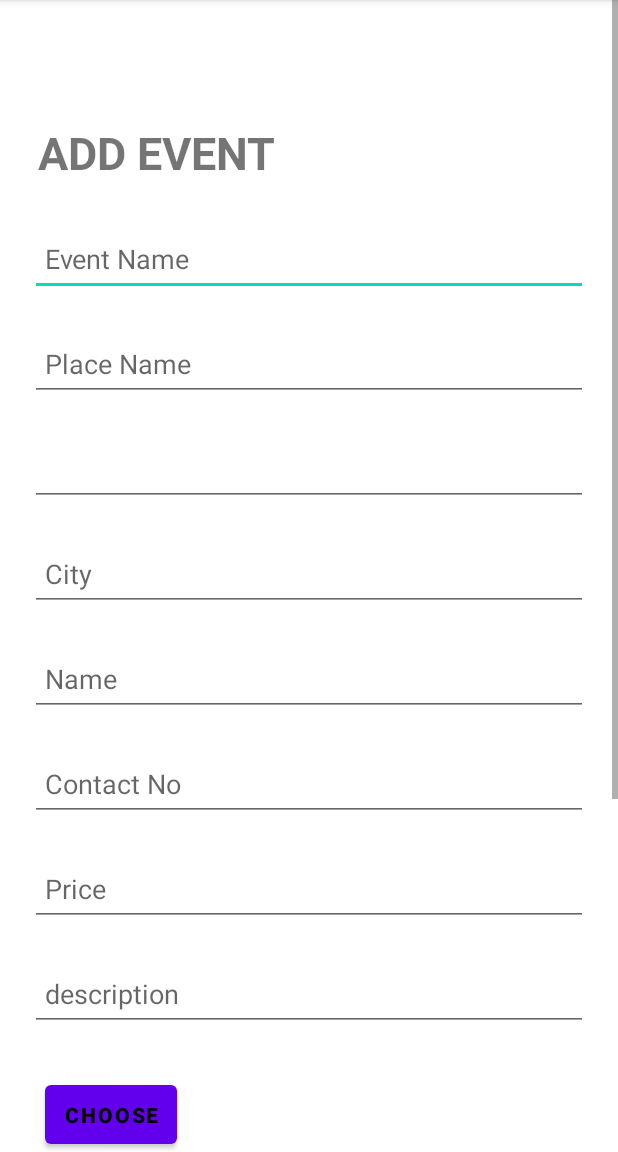
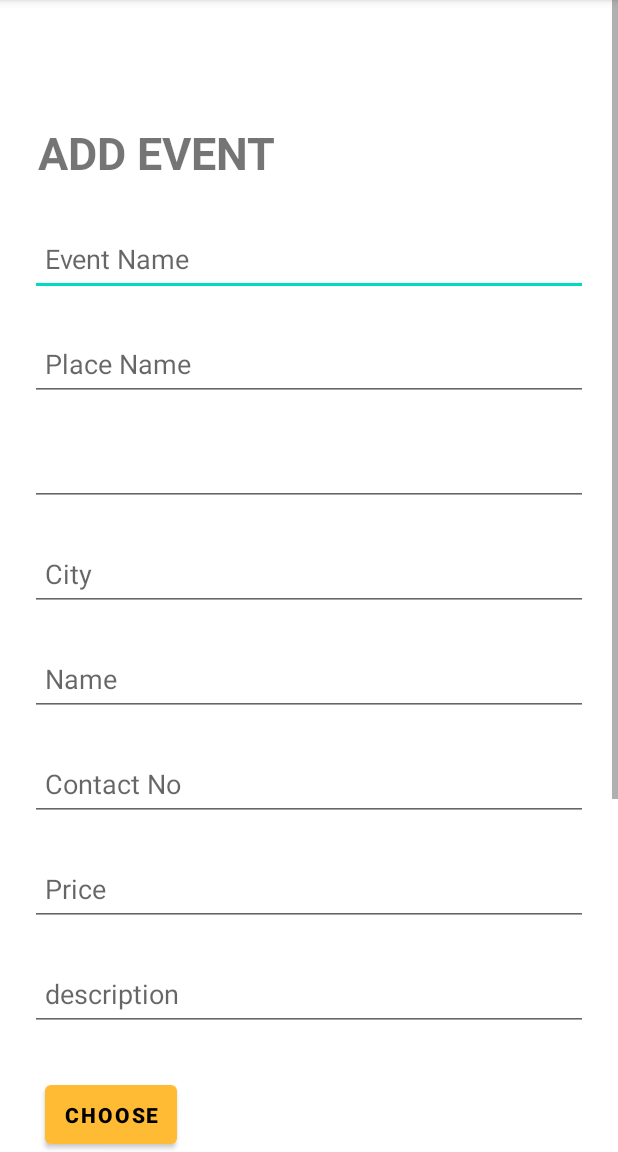
Before and after one commit to pasandi1998/tour_guide, an Android app: the addEvent screen opened directly, with no data from a screen before it, on a phone screen of 412 x 824 dp, the part 84-1236 px from its top. Run offline under Robolectric (Android 15) with nearby library versions, the phone set to English and light mode, and no system bars; our stand-ins replace Firebase (no records; nobody signed in at launch, a user with empty details on screens opened directly).

Commit message:
minor fixes to add event

```diff
--- a/app/src/main/res/layout/activity_add_event.xml
+++ b/app/src/main/res/layout/activity_add_event.xml
@@ -185,12 +185,16 @@
                 android:id="@+id/choose_btn"
                 android:layout_width="wrap_content"
                 android:layout_height="wrap_content"
-                android:layout_margin="10dp"
+                android:layout_marginStart="10dp"
+                android:layout_marginTop="10dp"
+                android:layout_marginEnd="10dp"
+                android:layout_marginBottom="10dp"
                 android:padding="10dp"
                 android:text="@string/select"
                 android:textColor="@color/black"
                 android:textSize="14dp"
-                android:textStyle="bold" />
+                android:textStyle="bold"
+                app:backgroundTint="@android:color/holo_orange_light" />
 <!--                android:background="@color/colorPrimary"-->
 
 
@@ -212,7 +216,9 @@
             android:background="@color/black"
             android:padding="10dp"
             android:textSize="20dp"
-            android:textStyle="bold" />
+            android:text="ADD"
+            android:textStyle="bold"
+            app:backgroundTint="@android:color/holo_orange_light" />
             android:text="@string/submit"
             android:textColor="@color/lightWhite"
 
```
